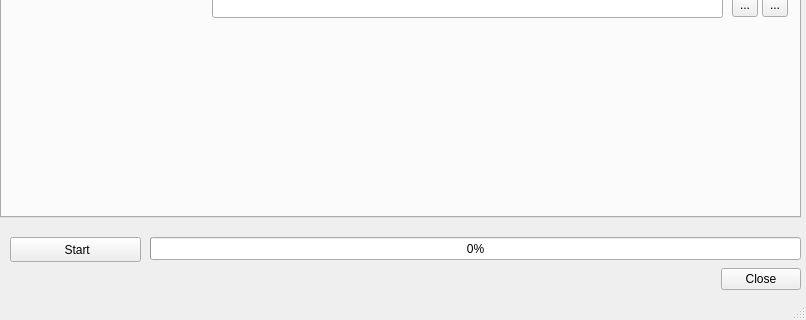
Qt form gui_strati.ui (TimoBremer/PyStrat) before a commit; both pictures show x 0 to 806 and y 379 to 699 of the 806 by 699 pixel window.
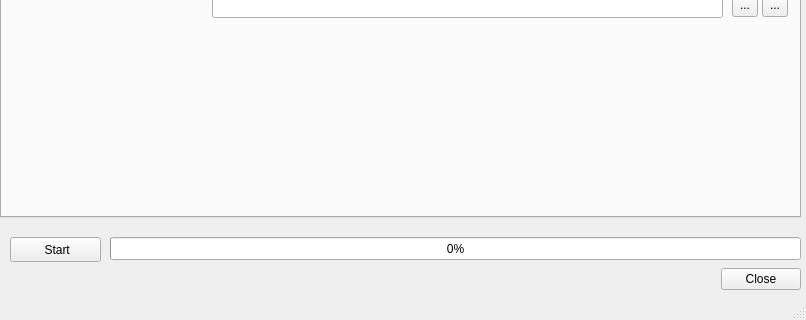
The same form after that commit. Icons and pictures are not drawn.

Commit message: Csv to Gui-Tabs

```diff
--- a/gui_strati.ui
+++ b/gui_strati.ui
@@ -271,9 +271,9 @@
    <widget class="QProgressBar" name="progressBar">
     <property name="geometry">
      <rect>
-      <x>150</x>
+      <x>110</x>
       <y>580</y>
-      <width>651</width>
+      <width>691</width>
       <height>23</height>
      </rect>
     </property>
@@ -286,7 +286,7 @@
      <rect>
       <x>10</x>
       <y>580</y>
-      <width>131</width>
+      <width>91</width>
       <height>25</height>
      </rect>
     </property>
```
The commit also changes 4 other files.
